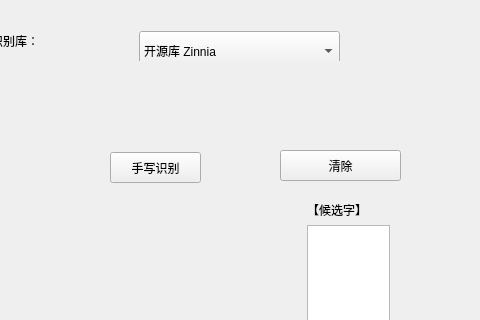
xiaojianwu/HWRDemo, file HWR/HWR/hwr.ui: the form before one commit; both pictures show x 150 to 630 and y 0 to 320 of the 630 by 660 pixel window.
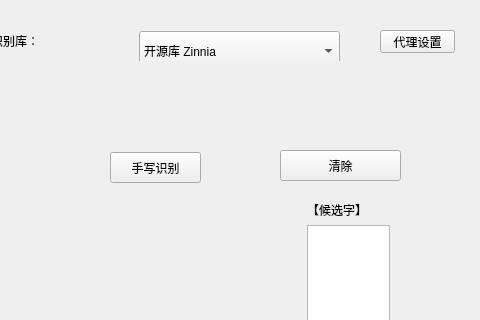
The form after the commit.

Commit message: 增加代理设置界面

Diff of the .ui file:
```diff
--- a/HWR/HWR/hwr.ui
+++ b/HWR/HWR/hwr.ui
@@ -124,6 +124,19 @@
     <string>手写识别</string>
    </property>
   </widget>
+  <widget class="QPushButton" name="pushButton_proxy">
+   <property name="geometry">
+    <rect>
+     <x>530</x>
+     <y>30</y>
+     <width>75</width>
+     <height>23</height>
+    </rect>
+   </property>
+   <property name="text">
+    <string>代理设置</string>
+   </property>
+  </widget>
  </widget>
  <layoutdefault spacing="6" margin="11"/>
  <resources>
```
The commit also changes 10 other files.
